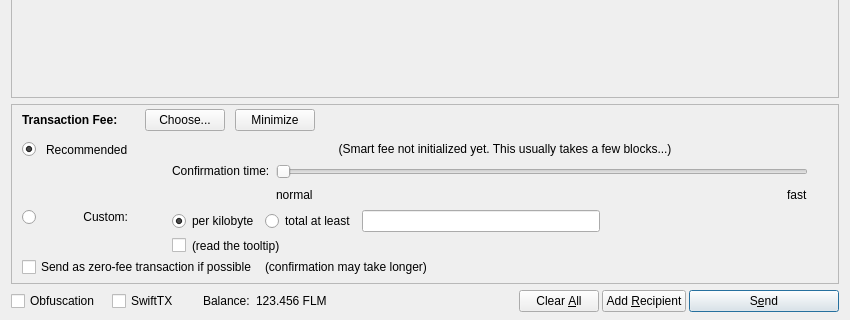
folm/folm, file src/qt/forms/sendcoinsdialog.ui: the form before one commit; both pictures show x 0 to 850 and y 290 to 610 of the 850 by 610 pixel window.
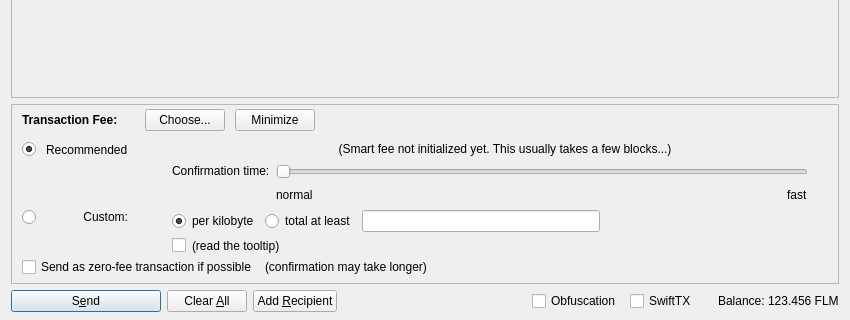
The form after the commit. Icons and pictures are not drawn. Custom widgets are drawn as their Qt base class.

What changed in the file:
```diff
--- a/src/qt/forms/sendcoinsdialog.ui
+++ b/src/qt/forms/sendcoinsdialog.ui
@@ -1301,48 +1301,32 @@
    <item>
     <layout class="QHBoxLayout" name="horizontalLayout">
      <item>
-      <widget class="QCheckBox" name="checkUseObfuscation">
+      <widget class="QPushButton" name="sendButton">
        <property name="minimumSize">
         <size>
-         <width>95</width>
+         <width>150</width>
          <height>0</height>
         </size>
        </property>
        <property name="text">
-        <string>Obfuscation</string>
+        <string>S&amp;end</string>
        </property>
-       <property name="checked">
+       <property name="icon">
+        <iconset resource="../folm.qrc">
+         <normaloff>:/icons/send</normaloff>:/icons/send</iconset>
+       </property>
+       <property name="autoDefault">
         <bool>false</bool>
        </property>
-      </widget>
-     </item>
-     <item>
-      <widget class="QCheckBox" name="checkSwiftTX">
-       <property name="enabled">
+       <property name="default">
         <bool>true</bool>
        </property>
-       <property name="minimumSize">
-        <size>
-         <width>85</width>
-         <height>0</height>
-        </size>
-       </property>
-       <property name="text">
-        <string>SwiftTX</string>
-       </property>
       </widget>
      </item>
      <item>
-      <widget class="QLabel" name="label">
-       <property name="text">
-        <string>Balance:</string>
-       </property>
-      </widget>
-     </item>
-     <item>
-      <widget class="QLabel" name="labelBalance">
+      <widget class="QPushButton" name="clearButton">
        <property name="sizePolicy">
-        <sizepolicy hsizetype="Preferred" vsizetype="Fixed">
+        <sizepolicy hsizetype="Minimum" vsizetype="Fixed">
          <horstretch>0</horstretch>
          <verstretch>0</verstretch>
         </sizepolicy>
@@ -1351,10 +1335,31 @@
         <cursorShape>IBeamCursor</cursorShape>
        </property>
        <property name="text">
-        <string notr="true">123.456 FLM</string>
+        <string>Clear &amp;All</string>
        </property>
-       <property name="textInteractionFlags">
-        <set>Qt::LinksAccessibleByMouse|Qt::TextSelectableByKeyboard|Qt::TextSelectableByMouse</set>
+       <property name="icon">
+        <iconset resource="../folm.qrc">
+         <normaloff>:/icons/remove</normaloff>:/icons/remove</iconset>
+       </property>
+       <property name="autoDefault">
+        <bool>false</bool>
+       </property>
+      </widget>
+     </item>
+     <item>
+      <widget class="QPushButton" name="addButton">
+       <property name="toolTip">
+        <string>Send to multiple recipients at once</string>
+       </property>
+       <property name="text">
+        <string>Add &amp;Recipient</string>
+       </property>
+       <property name="icon">
+        <iconset resource="../folm.qrc">
+         <normaloff>:/icons/add</normaloff>:/icons/add</iconset>
+       </property>
+       <property name="autoDefault">
+        <bool>false</bool>
        </property>
       </widget>
      </item>
@@ -1377,9 +1382,48 @@
         <number>3</number>
        </property>
        <item>
-        <widget class="QPushButton" name="clearButton">
+        <widget class="QCheckBox" name="checkUseObfuscation">
+         <property name="minimumSize">
+          <size>
+           <width>95</width>
+           <height>0</height>
+          </size>
+         </property>
+         <property name="text">
+          <string>Obfuscation</string>
+         </property>
+         <property name="checked">
+          <bool>false</bool>
+         </property>
+        </widget>
+       </item>
+       <item>
+        <widget class="QCheckBox" name="checkSwiftTX">
+         <property name="enabled">
+          <bool>true</bool>
+         </property>
+         <property name="minimumSize">
+          <size>
+           <width>85</width>
+           <height>0</height>
+          </size>
+         </property>
+         <property name="text">
+          <string>SwiftTX</string>
+         </property>
+        </widget>
+       </item>
+       <item>
+        <widget class="QLabel" name="label">
+         <property name="text">
+          <string>Balance:</string>
+         </property>
+        </widget>
+       </item>
+       <item>
+        <widget class="QLabel" name="labelBalance">
          <property name="sizePolicy">
-          <sizepolicy hsizetype="Minimum" vsizetype="Fixed">
+          <sizepolicy hsizetype="Preferred" vsizetype="Fixed">
            <horstretch>0</horstretch>
            <verstretch>0</verstretch>
           </sizepolicy>
@@ -1388,57 +1432,10 @@
           <string>Clear all fields of the form.</string>
          </property>
          <property name="text">
-          <string>Clear &amp;All</string>
+          <string notr="true">123.456 FLM</string>
          </property>
-         <property name="icon">
-          <iconset resource="../folm.qrc">
-           <normaloff>:/icons/remove</normaloff>:/icons/remove</iconset>
-         </property>
-         <property name="autoDefault">
-          <bool>false</bool>
-         </property>
-        </widget>
-       </item>
-       <item>
-        <widget class="QPushButton" name="addButton">
-         <property name="toolTip">
-          <string>Send to multiple recipients at once</string>
-         </property>
-         <property name="text">
-          <string>Add &amp;Recipient</string>
-         </property>
-         <property name="icon">
-          <iconset resource="../folm.qrc">
-           <normaloff>:/icons/add</normaloff>:/icons/add</iconset>
-         </property>
-         <property name="autoDefault">
-          <bool>false</bool>
-         </property>
-        </widget>
-       </item>
-       <item>
-        <widget class="QPushButton" name="sendButton">
-         <property name="minimumSize">
-          <size>
-           <width>150</width>
-           <height>0</height>
-          </size>
-         </property>
-         <property name="toolTip">
-          <string>Confirm the send action</string>
-         </property>
-         <property name="text">
-          <string>S&amp;end</string>
-         </property>
-         <property name="icon">
-          <iconset resource="../folm.qrc">
-           <normaloff>:/icons/send_white</normaloff>:/icons/send_white</iconset>
-         </property>
-         <property name="autoDefault">
-          <bool>false</bool>
-         </property>
-         <property name="default">
-          <bool>true</bool>
+         <property name="textInteractionFlags">
+          <set>Qt::LinksAccessibleByMouse|Qt::TextSelectableByKeyboard|Qt::TextSelectableByMouse</set>
          </property>
         </widget>
        </item>
```
Left out of the diff: 11 changed lines with no effect on the pictures.
